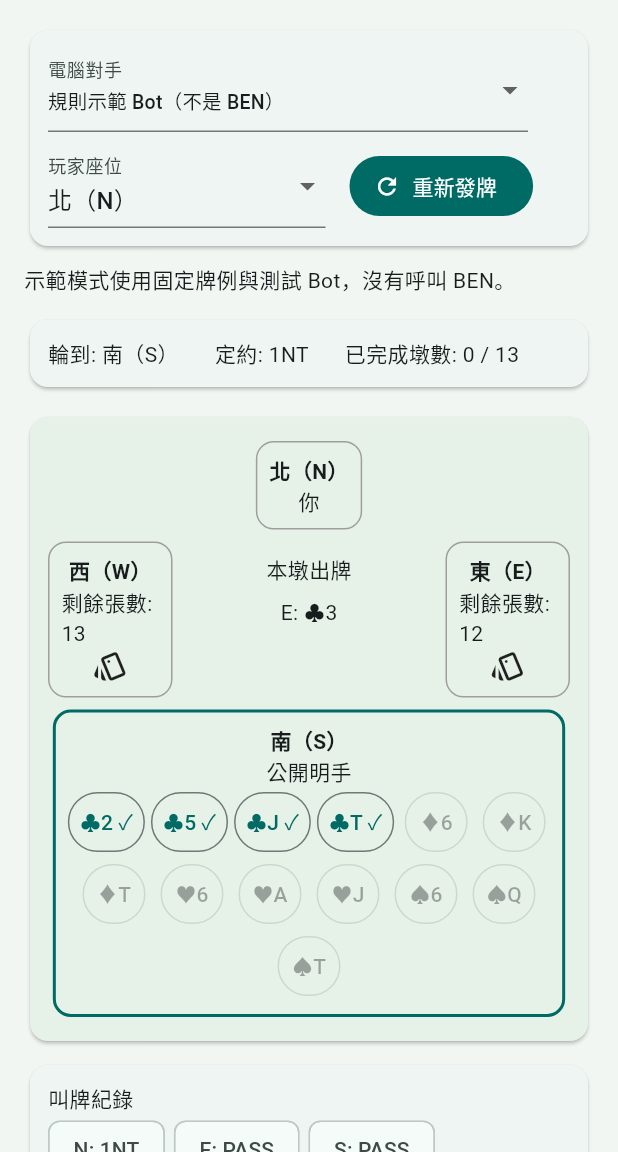
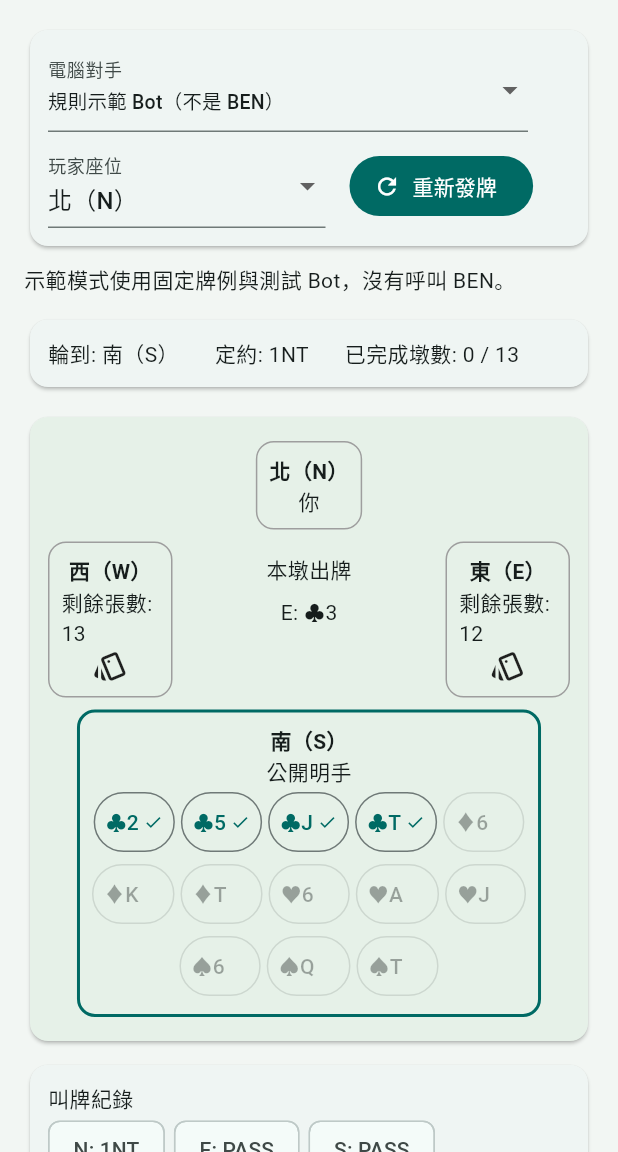
Before and after one commit to KuroNekoLi/Bridge-Academy, a Flutter app: the screen it shows after launch, after a tap on "開始新牌局", after a tap on "叫牌", on a phone screen of 412 x 824 dp, the part 84-1236 px from its top. Run offline on Flutter 3.47's test engine with Material 3 defaults, Android fonts, the phone set to English and light mode, and no system bars.

Commit message:
fix(flutter): prevent TextPainter geometry churn on legal-card state changes

```diff
--- a/apps/bridge_academy_flutter/lib/src/bridge_app.dart
+++ b/apps/bridge_academy_flutter/lib/src/bridge_app.dart
@@ -489,7 +489,25 @@ class _BridgeTableState extends State<BridgeTable> {
         padding: const EdgeInsets.symmetric(horizontal: 8, vertical: 4),
         minimumSize: const Size(42, 40),
       ),
-      child: Text('${_cardText(card)}${legal ? " ✓" : ""}'),
+      // Keep text geometry stable when legality changes during an async
+      // bot turn. A changing suffix inside Text caused a Flutter Web
+      // TextPainter paint/layout size assertion on real Chrome.
+      child: Row(
+        mainAxisSize: MainAxisSize.min,
+        children: [
+          Text(_cardText(card)),
+          const SizedBox(width: 3),
+          ExcludeSemantics(
+            child: Icon(
+              Icons.check,
+              size: 13,
+              color: legal
+                  ? Theme.of(context).colorScheme.primary
+                  : Colors.transparent,
+            ),
+          ),
+        ],
+      ),
     );
   }
 
```
